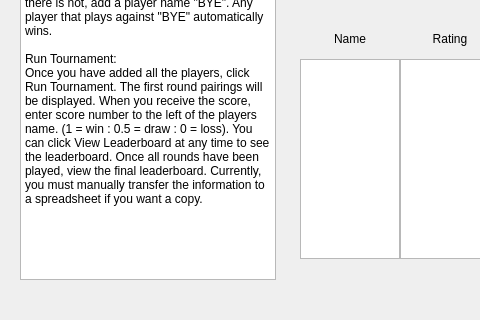
This is mainwindow.ui in RDG0818/SwissSystem2 as Qt 5 draws it before an edit; both pictures show x 0 to 480 and y 280 to 600 of the 800 by 600 pixel window. The edited form follows.
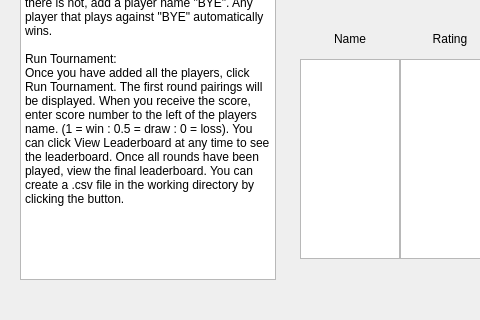
This is the edited form.

What changed in the file:
```diff
--- a/mainwindow.ui
+++ b/mainwindow.ui
@@ -127,7 +127,7 @@
 &lt;p style=&quot; margin-top:0px; margin-bottom:0px; margin-left:0px; margin-right:0px; -qt-block-indent:0; text-indent:0px;&quot;&gt;Add Players (MUST DO SETTINGS FIRST):&lt;/p&gt;
 &lt;p style=&quot; margin-top:0px; margin-bottom:0px; margin-left:0px; margin-right:0px; -qt-block-indent:0; text-indent:0px;&quot;&gt;Enter each player name and rating. To escape, click cancel. DO NOT CLICK X. &lt;br /&gt;You must enter an even number of players. If there is not, add a player name &amp;quot;BYE&amp;quot;. Any player that plays against &amp;quot;BYE&amp;quot; automatically wins.&lt;/p&gt;
 &lt;p style=&quot;-qt-paragraph-type:empty; margin-top:0px; margin-bottom:0px; margin-left:0px; margin-right:0px; -qt-block-indent:0; text-indent:0px;&quot;&gt;&lt;br /&gt;&lt;/p&gt;
-&lt;p style=&quot; margin-top:0px; margin-bottom:0px; margin-left:0px; margin-right:0px; -qt-block-indent:0; text-indent:0px;&quot;&gt;Run Tournament:&lt;br /&gt;Once you have added all the players, click Run Tournament. The first round pairings will be displayed. When you receive the score, enter score number to the left of the players name. (1 = win : 0.5 = draw : 0 = loss). You can click View Leaderboard at any time to see the leaderboard. Once all rounds have been played, view the final leaderboard. Currently, you must manually transfer the information to a spreadsheet if you want a copy. &lt;/p&gt;&lt;/body&gt;&lt;/html&gt;</string>
+&lt;p style=&quot; margin-top:0px; margin-bottom:0px; margin-left:0px; margin-right:0px; -qt-block-indent:0; text-indent:0px;&quot;&gt;Run Tournament:&lt;br /&gt;Once you have added all the players, click Run Tournament. The first round pairings will be displayed. When you receive the score, enter score number to the left of the players name. (1 = win : 0.5 = draw : 0 = loss). You can click View Leaderboard at any time to see the leaderboard. Once all rounds have been played, view the final leaderboard. You can create a .csv file in the working directory by clicking the button. &lt;/p&gt;&lt;/body&gt;&lt;/html&gt;</string>
     </property>
    </widget>
   </widget>
```
